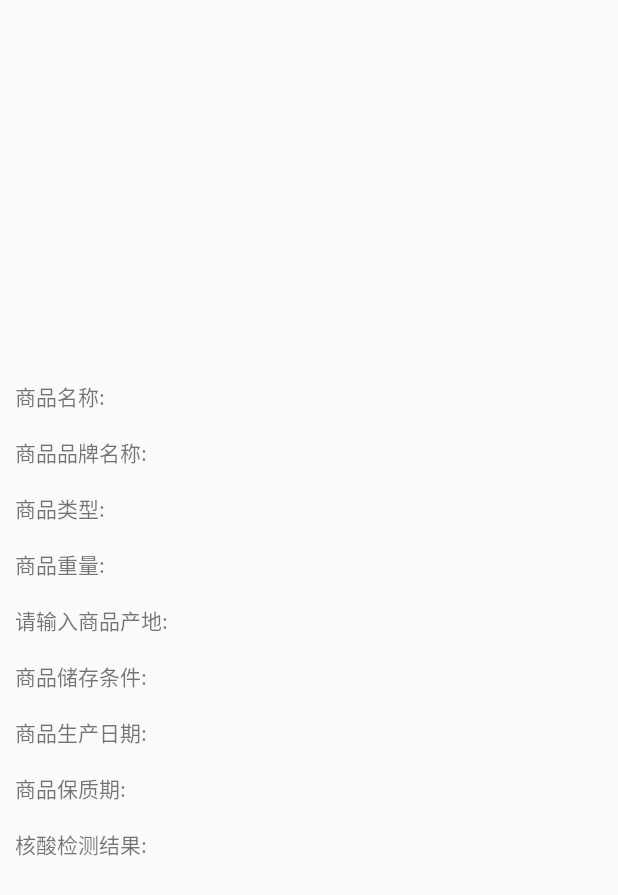
After one commit to suemor233/ShopOrignApp, an Android app: the layout dialog_show.xml on its own in the app's theme, with its tools: preview values and no code run, on a phone screen of 412 x 824 dp. The commit adds this screen. Shown: the top 895 px of the screen. Run offline under Robolectric (Android 15) with nearby library versions, the phone set to English and light mode, and no system bars; network calls fail.

Commit message:
fix: 优化显示效果

```diff
--- a/app/src/main/java/com/example/xch/scanzxing/activity/informationActivity.java
+++ b/app/src/main/java/com/example/xch/scanzxing/activity/informationActivity.java
@@ -61,7 +61,7 @@ public class informationActivity extends BaseActivity {
                     Snackbar.make(findViewById(R.id.contentView), "输入不能为空", Snackbar.LENGTH_SHORT).show();
                     return;
                 }
-                OriginData originData = new OriginData(et_save.getText().toString(), et_information.getText().toString(), null);
+                OriginData originData = new OriginData(et_save.getText().toString(), et_information.getText().toString(), null,null);
                 Gson gson = new Gson();
                 String s = gson.toJson(originData);
                 Bitmap codeBitmap = EncodingUtils.createQRCode(s, 500, 500, null);
--- a/app/src/main/java/com/example/xch/scanzxing/api/ApiConfig.java
+++ b/app/src/main/java/com/example/xch/scanzxing/api/ApiConfig.java
@@ -1,7 +1,7 @@
 package com.example.xch.scanzxing.api;
 
 public class ApiConfig {
-    public static final String BASE_URL = "http://192.168.201.248:3000";
+    public static final String BASE_URL = "http://192.168.1.4:3000";
     public static final String GOOD_ADD = "/good/add";
     public static final String CREATE_ORIGIN = "/origin/add";
     public static final String ORIGIN_GET = "/origin/get";
--- a/app/src/main/res/layout/activity_record.xml
+++ b/app/src/main/res/layout/activity_record.xml
@@ -24,6 +24,7 @@
             android:textSize="22sp" />
 
         <ImageView
+            android:id="@+id/iv_details"
             android:layout_width="30dp"
             android:layout_height="30dp"
             android:src="@drawable/details"
--- /dev/null
+++ b/app/src/main/res/layout/dialog_show.xml
@@ -0,0 +1,214 @@
+<?xml version="1.0" encoding="utf-8"?>
+<LinearLayout xmlns:android="http://schemas.android.com/apk/res/android"
+    android:orientation="vertical"
+    android:layout_width="180dp"
+    android:gravity="center"
+    android:padding="10dp"
+    android:layout_height="match_parent">
+
+    <LinearLayout
+        android:layout_width="match_parent"
+        android:layout_height="wrap_content"
+        android:orientation="horizontal">
+
+        <TextView
+            android:layout_width="wrap_content"
+            android:layout_height="wrap_content"
+            android:text="商品名称:"
+            />
+        <TextView
+            android:id="@+id/tv_goodsName"
+            android:layout_width="wrap_content"
+            android:layout_height="wrap_content"
+            android:text=""
+            android:textSize="20sp"
+            android:textStyle="bold"
+            android:layout_marginLeft="20dp"
+            />
+    </LinearLayout>
+
+    <LinearLayout
+        android:layout_width="match_parent"
+        android:layout_height="wrap_content"
+        android:layout_marginTop="10dp"
+        android:orientation="horizontal">
+
+        <TextView
+            android:layout_width="wrap_content"
+            android:layout_height="wrap_content"
+            android:text="商品品牌名称:"
+            />
+        <TextView
+            android:id="@+id/tv_brand"
+            android:layout_width="wrap_content"
+            android:layout_height="wrap_content"
+            android:text=""
+            android:textSize="20sp"
+            android:textStyle="bold"
+            android:layout_marginLeft="20dp"
+            />
+    </LinearLayout>
+
+
+    <LinearLayout
+        android:layout_width="match_parent"
+        android:layout_height="wrap_content"
+        android:layout_marginTop="10dp"
+        android:orientation="horizontal">
+
+        <TextView
+            android:layout_width="wrap_content"
+            android:layout_height="wrap_content"
+            android:text="商品类型:"
+            />
+        <TextView
+            android:id="@+id/tv_category"
+            android:layout_width="wrap_content"
+            android:layout_height="wrap_content"
+            android:text=""
+            android:textSize="20sp"
+            android:textStyle="bold"
+            android:layout_marginLeft="20dp"
+            />
+    </LinearLayout>
+
+
+    <LinearLayout
+        android:layout_width="match_parent"
+        android:layout_height="wrap_content"
+        android:layout_marginTop="10dp"
+        android:orientation="horizontal">
+
+        <TextView
+            android:layout_width="wrap_content"
+            android:layout_height="wrap_content"
+            android:text="商品重量:"
+            />
+        <TextView
+            android:id="@+id/tv_weight"
+            android:layout_width="wrap_content"
+            android:layout_height="wrap_content"
+            android:text=""
+            android:textSize="20sp"
+            android:textStyle="bold"
+            android:layout_marginLeft="20dp"
+            />
+    </LinearLayout>
+
+
+    <LinearLayout
+        android:layout_width="match_parent"
+        android:layout_height="wrap_content"
+        android:layout_marginTop="10dp"
+        android:orientation="horizontal">
+
+        <TextView
+            android:layout_width="wrap_content"
+            android:layout_height="wrap_content"
+            android:text="请输入商品产地:"
+            />
+        <TextView
+            android:id="@+id/tv_storage"
+            android:layout_width="wrap_content"
+            android:layout_height="wrap_content"
+            android:text=""
+            android:textSize="20sp"
+            android:textStyle="bold"
+            android:layout_marginLeft="20dp"
+            />
+    </LinearLayout>
+
+
+    <LinearLayout
+        android:layout_width="match_parent"
+        android:layout_height="wrap_content"
+        android:layout_marginTop="10dp"
+        android:orientation="horizontal">
+
+        <TextView
+            android:layout_width="wrap_content"
+            android:layout_height="wrap_content"
+            android:text="商品储存条件:"
+            />
+        <TextView
+            android:id="@+id/tv_life"
+            android:layout_width="wrap_content"
+            android:layout_height="wrap_content"
+            android:text=""
+            android:textSize="20sp"
+            android:textStyle="bold"
+            android:layout_marginLeft="20dp"
+            />
+    </LinearLayout>
+
+    <LinearLayout
+        android:layout_width="match_parent"
+        android:layout_height="wrap_content"
+        android:layout_marginTop="10dp"
+        android:orientation="horizontal">
+
+        <TextView
+            android:layout_width="wrap_content"
+            android:layout_height="wrap_content"
+            android:text="商品生产日期:"
+            />
+        <TextView
+            android:id="@+id/tv_ProductionDate"
+            android:layout_width="wrap_content"
+            android:layout_height="wrap_content"
+            android:text=""
+            android:textSize="20sp"
+            android:textStyle="bold"
+            android:layout_marginLeft="20dp"
+            />
+    </LinearLayout>
+
+
+    <LinearLayout
+        android:layout_width="match_parent"
+        android:layout_height="wrap_content"
+        android:layout_marginTop="10dp"
+        android:orientation="horizontal">
+
+        <TextView
+            android:layout_width="wrap_content"
+            android:layout_height="wrap_content"
+            android:text="商品保质期:"
+            />
+        <TextView
+            android:id="@+id/tv_ShelfLife"
+            android:layout_width="wrap_content"
+            android:layout_height="wrap_content"
+            android:text=""
+            android:textSize="20sp"
+            android:textStyle="bold"
+            android:layout_marginLeft="20dp"
+            />
+    </LinearLayout>
+
+
+
+    <LinearLayout
+        android:layout_width="match_parent"
+        android:layout_height="wrap_content"
+        android:layout_marginTop="10dp"
+        android:orientation="horizontal">
+
+        <TextView
+            android:layout_width="wrap_content"
+            android:layout_height="wrap_content"
+            android:text="核酸检测结果:"
+            />
+        <TextView
+            android:id="@+id/tv_covid"
+            android:layout_width="wrap_content"
+            android:layout_height="wrap_content"
+            android:text=""
+            android:textSize="20sp"
+            android:textStyle="bold"
+            android:layout_marginLeft="20dp"
+            />
+    </LinearLayout>
+
+
+</LinearLayout>
```
Also changed, not shown: app/src/main/java/com/example/xch/scanzxing/activity/MainActivity.java (+24 -4 lines), app/src/main/java/com/example/xch/scanzxing/activity/RecordActivity.java (+46 -1 lines), app/src/main/java/com/example/xch/scanzxing/entity/GoodData.java (+114 -21 lines), app/src/main/java/com/example/xch/scanzxing/entity/OriginData.java (+12 -2 lines), app/src/main/java/com/example/xch/scanzxing/utils/Date/DatePickerFragment.java (added, +37 -0 lines), app/src/main/res/layout/dialog.xml (+28 -0 lines), app/src/main/res/drawable/calendar.png (added).
